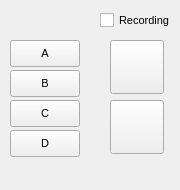
The window that PDC/startwindow.ui (OPInnovations/opiconsole) describes before a commit, drawn with Qt 5.
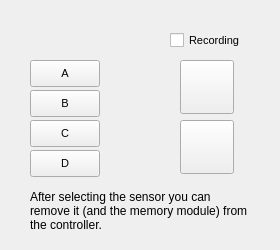
The same window after the commit. Icons and pictures are not drawn.

Patch:
```diff
--- a/PDC/startwindow.ui
+++ b/PDC/startwindow.ui
@@ -12,22 +12,10 @@
    <rect>
     <x>0</x>
     <y>0</y>
-    <width>180</width>
-    <height>190</height>
+    <width>280</width>
+    <height>250</height>
    </rect>
   </property>
-  <property name="minimumSize">
-   <size>
-    <width>180</width>
-    <height>190</height>
-   </size>
-  </property>
-  <property name="maximumSize">
-   <size>
-    <width>180</width>
-    <height>190</height>
-   </size>
-  </property>
   <property name="contextMenuPolicy">
    <enum>Qt::DefaultContextMenu</enum>
   </property>
@@ -52,8 +40,8 @@
    <widget class="QPushButton" name="CBP1">
     <property name="geometry">
      <rect>
-      <x>10</x>
-      <y>40</y>
+      <x>30</x>
+      <y>60</y>
       <width>70</width>
       <height>27</height>
      </rect>
@@ -83,8 +71,8 @@
     </property>
     <property name="geometry">
      <rect>
-      <x>10</x>
-      <y>10</y>
+      <x>30</x>
+      <y>30</y>
       <width>70</width>
       <height>27</height>
      </rect>
@@ -108,8 +96,8 @@
    <widget class="QPushButton" name="CBP3">
     <property name="geometry">
      <rect>
-      <x>10</x>
-      <y>100</y>
+      <x>30</x>
+      <y>120</y>
       <width>70</width>
       <height>27</height>
      </rect>
@@ -136,8 +124,8 @@
    <widget class="QPushButton" name="CBP2">
     <property name="geometry">
      <rect>
-      <x>10</x>
-      <y>70</y>
+      <x>30</x>
+      <y>90</y>
       <width>70</width>
       <height>27</height>
      </rect>
@@ -164,8 +152,8 @@
    <widget class="QPushButton" name="CBP4">
     <property name="geometry">
      <rect>
-      <x>10</x>
-      <y>130</y>
+      <x>30</x>
+      <y>150</y>
       <width>70</width>
       <height>27</height>
      </rect>
@@ -192,8 +180,8 @@
    <widget class="QPushButton" name="pushButton_2">
     <property name="geometry">
      <rect>
-      <x>110</x>
-      <y>100</y>
+      <x>180</x>
+      <y>120</y>
       <width>54</width>
       <height>54</height>
      </rect>
@@ -233,8 +221,8 @@
     </property>
     <property name="geometry">
      <rect>
-      <x>110</x>
-      <y>40</y>
+      <x>180</x>
+      <y>60</y>
       <width>54</width>
       <height>54</height>
      </rect>
@@ -265,8 +253,8 @@
    <widget class="QCheckBox" name="checkWriteFileBox">
     <property name="geometry">
      <rect>
-      <x>100</x>
-      <y>10</y>
+      <x>170</x>
+      <y>30</y>
       <width>71</width>
       <height>21</height>
      </rect>
@@ -284,6 +272,22 @@
      <string>Recording</string>
     </property>
    </widget>
+   <widget class="QLabel" name="lblUsageTip">
+    <property name="geometry">
+     <rect>
+      <x>30</x>
+      <y>190</y>
+      <width>221</width>
+      <height>41</height>
+     </rect>
+    </property>
+    <property name="text">
+     <string>After selecting the sensor you can remove it (and the memory module) from the controller.</string>
+    </property>
+    <property name="wordWrap">
+     <bool>true</bool>
+    </property>
+   </widget>
   </widget>
   <action name="actionPDN">
    <property name="checkable">
```
Left out of the diff: 2 changed lines with no effect on the pictures.
